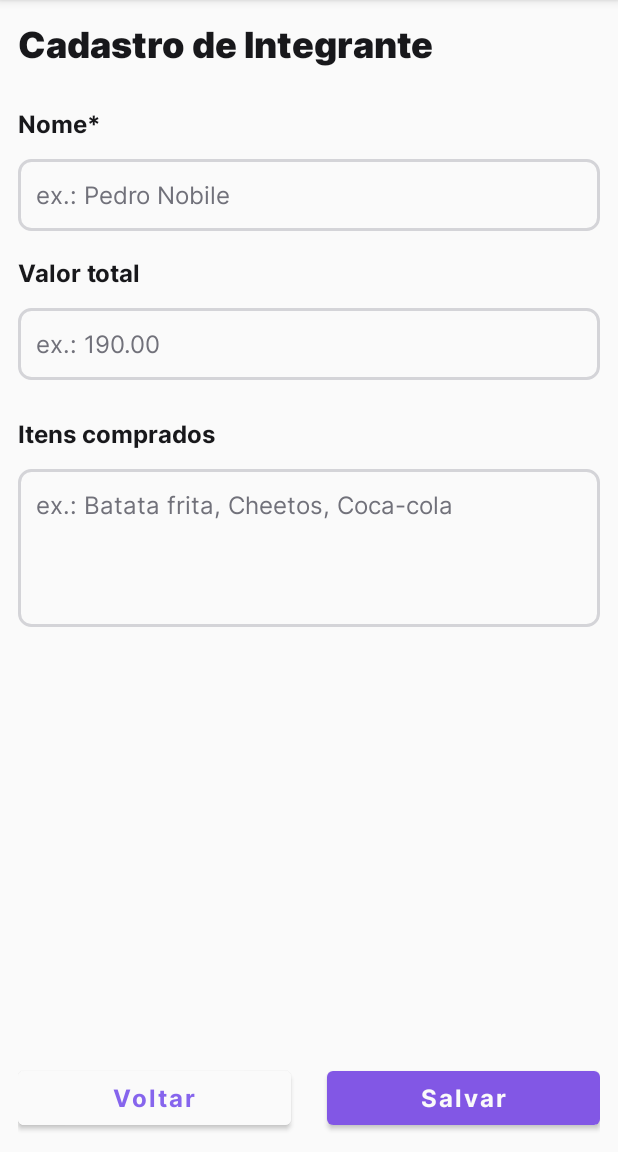
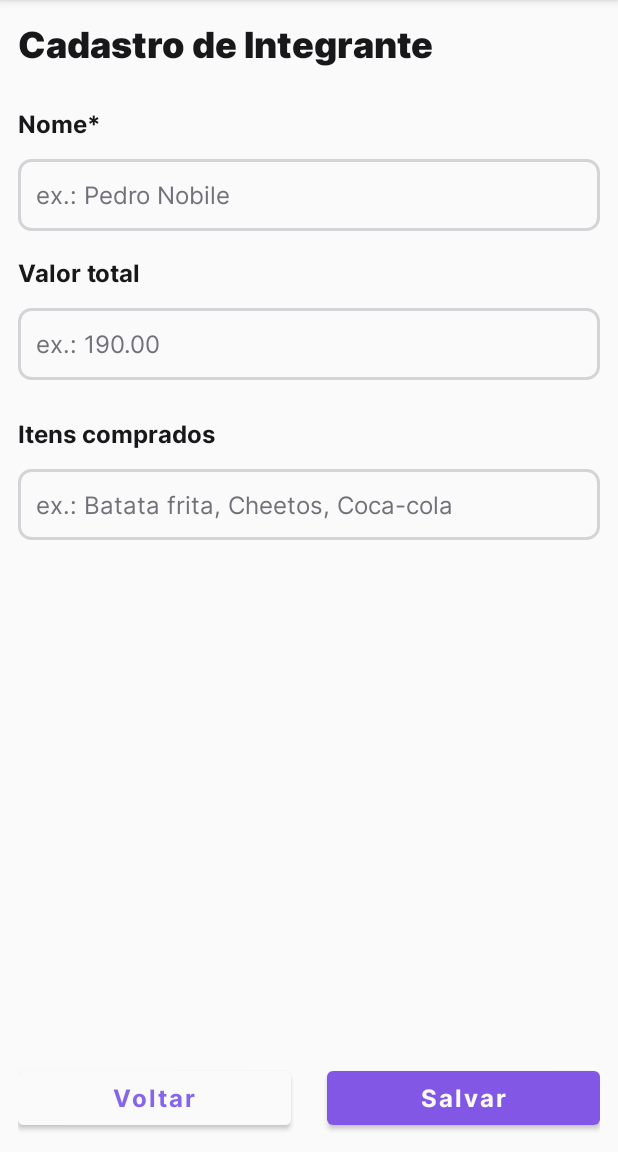
Before and after one commit to NathanHermes/SplitTheBill, an Android app: the PersonActivity screen opened directly, with no data from a screen before it, on a phone screen of 412 x 824 dp, the part 84-1236 px from its top. Run offline under Robolectric (Android 15) with nearby library versions, the phone set to English and light mode, and no system bars.

Commit message:
:fire: feat(layout): Remove min lines of edit text

```diff
--- a/app/src/main/res/layout/activity_person.xml
+++ b/app/src/main/res/layout/activity_person.xml
@@ -128,7 +128,6 @@
             android:gravity="top"
             android:hint="@string/purchased_items_et"
             android:inputType="textMultiLine"
-            android:minLines="4"
             android:padding="12dp"
             android:textColor="@color/zinc_900"
             android:textColorHint="@color/zinc_500"
```
